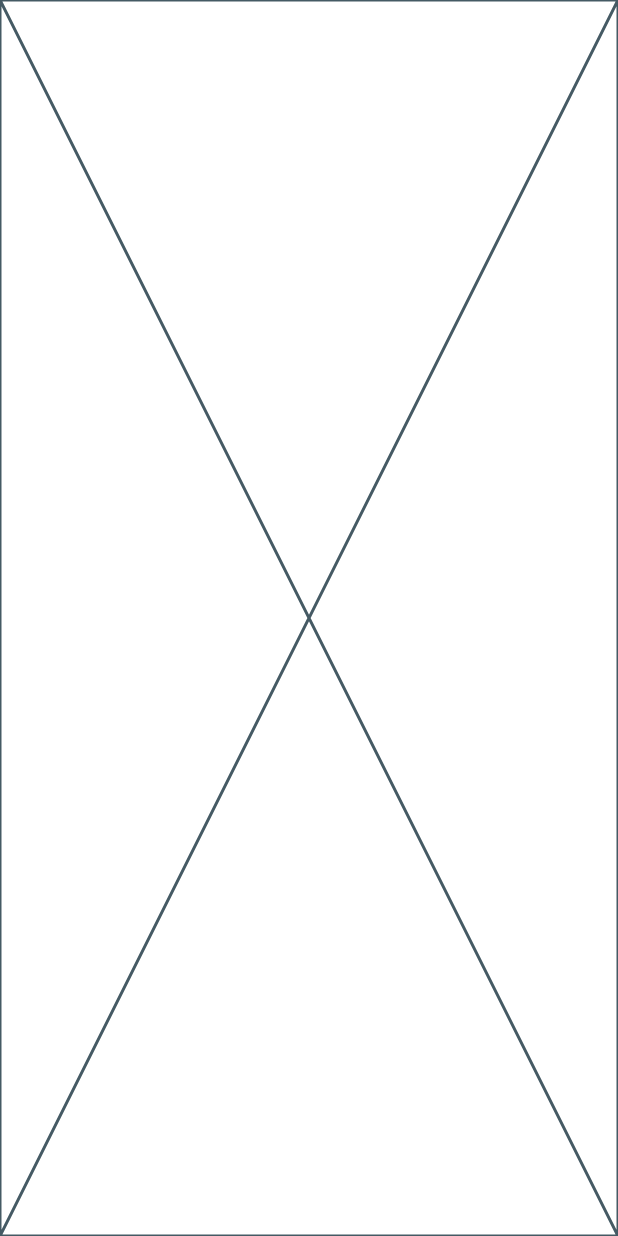
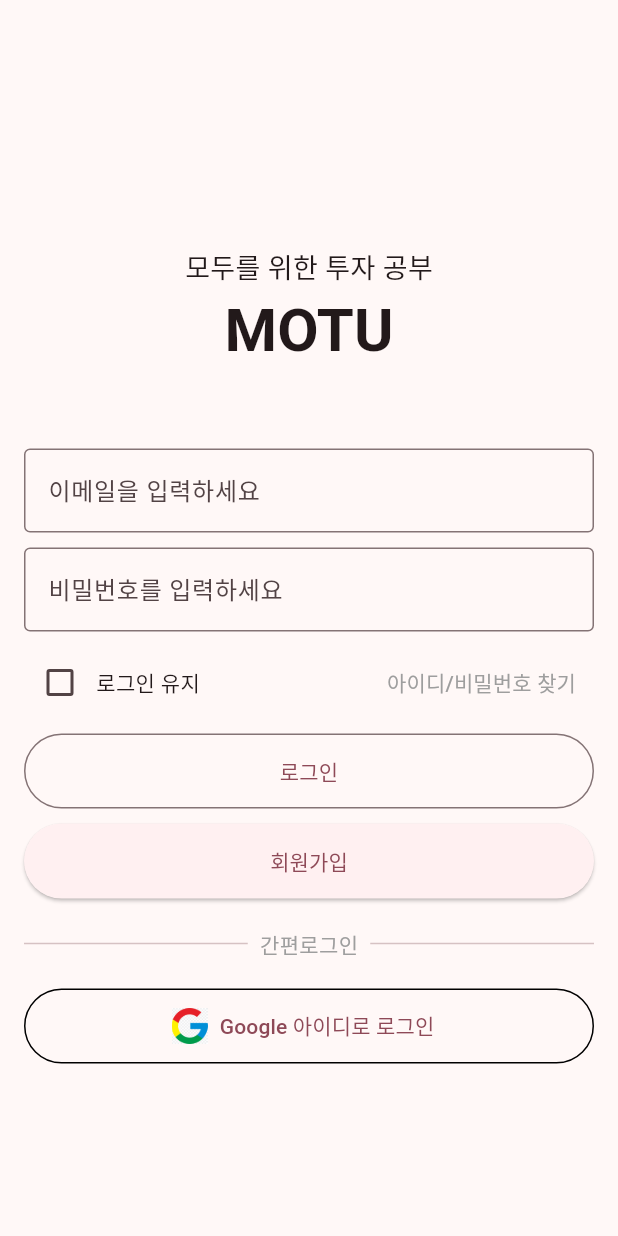
Before and after one commit to E2I-MOTU/MOTU, a Flutter app: the screen it shows after launch, on a phone screen of 412 x 824 dp. Run offline on Flutter 3.47's test engine with Material 3 defaults, Android fonts, the phone set to English and light mode, and no system bars; our stand-ins replace firebase_core; accounts and stored records are empty.

Commit message:
[Feat] #1 로그인 화면 구현(파이어베이스 연동X)

```diff
--- a/lib/main.dart
+++ b/lib/main.dart
@@ -2,6 +2,7 @@ import 'package:firebase_core/firebase_core.dart';
 import 'package:flutter/material.dart';
 import 'package:motu/firebase_options.dart';
 import 'package:motu/view/app.dart';
+import 'package:motu/view/login.dart';
 
 Future<void> main() async {
   WidgetsFlutterBinding.ensureInitialized();
@@ -21,10 +22,10 @@ class MyApp extends StatelessWidget {
     return MaterialApp(
       title: 'Flutter Demo',
       theme: ThemeData(
-        colorScheme: ColorScheme.fromSeed(seedColor: Colors.deepPurple),
+        colorScheme: ColorScheme.fromSeed(seedColor: Colors.pink),
         useMaterial3: true,
       ),
-      home: const InitialPage(),
+      home: LoginPage(),
     );
   }
 }
--- /dev/null
+++ b/lib/view/login.dart
@@ -0,0 +1,144 @@
+import 'package:flutter/material.dart';
+import 'app.dart';
+
+class LoginPage extends StatefulWidget {
+  @override
+  _LoginPageState createState() => _LoginPageState();
+}
+
+class _LoginPageState extends State<LoginPage> {
+  bool _rememberMe = false;
+
+  @override
+  Widget build(BuildContext context) {
+    return Scaffold(
+      body: Center(
+        child: SingleChildScrollView(
+          padding: EdgeInsets.all(16.0),
+          child: Column(
+            mainAxisAlignment: MainAxisAlignment.center,
+            children: <Widget>[
+              SizedBox(height: 50),
+              Text(
+                '모두를 위한 투자 공부',
+                style: TextStyle(
+                  fontSize: 18,
+                ),
+              ),
+              Text(
+                'MOTU',
+                style: TextStyle(
+                  fontSize: 40,
+                  fontWeight: FontWeight.bold,
+                ),
+              ),
+              SizedBox(height: 50),
+              TextField(
+                decoration: InputDecoration(
+                  border: OutlineInputBorder(),
+                  labelText: '이메일을 입력하세요',
+                ),
+              ),
+              SizedBox(height: 10),
+              TextField(
+                obscureText: true,
+                decoration: InputDecoration(
+                  border: OutlineInputBorder(),
+                  labelText: '비밀번호를 입력하세요',
+                ),
+              ),
+              SizedBox(height: 10),
+              Row(
+                mainAxisAlignment: MainAxisAlignment.spaceBetween,
+                children: <Widget>[
+                  Row(
+                    children: <Widget>[
+                      Checkbox(
+                        value: _rememberMe,
+                        onChanged: (bool? value) {
+                          setState(() {
+                            _rememberMe = value!;
+                          });
+                        },
+                      ),
+                      Text('로그인 유지'),
+                    ],
+                  ),
+                  TextButton(
+                    onPressed: () {},
+                    child: Text(
+                      '아이디/비밀번호 찾기',
+                      style: TextStyle(color: Colors.grey),
+                    ),
+                  ),
+                ],
+              ),
+              SizedBox(height: 10),
+              SizedBox(
+                width: double.infinity,
+                height: 50,
+                child: OutlinedButton(
+                  onPressed: () {
+                    Navigator.push(
+                      context,
+                      MaterialPageRoute(builder: (context) => HomePage()),
+                    );
+                  },
+                  child: Text('로그인'),
+                  style: OutlinedButton.styleFrom(
+                  ),
+                ),
+              ),
+              SizedBox(height: 10),
+              SizedBox(
+                width: double.infinity,
+                height: 50,
+                child: ElevatedButton(
+                  onPressed: () {},
+                  child: Text('회원가입'),
+                  style: ElevatedButton.styleFrom(
+                  ),
+                ),
+              ),
+              SizedBox(height: 20),
+              Row(
+                children: <Widget>[
+                  Expanded(
+                    child: Divider(thickness: 1),
+                  ),
+                  Padding(
+                    padding: const EdgeInsets.symmetric(horizontal: 8.0),
+                    child: Text(
+                      '간편로그인',
+                      style: TextStyle(color: Colors.grey),
+                    ),
+                  ),
+                  Expanded(
+                    child: Divider(thickness: 1),
+                  ),
+                ],
+              ),
+              SizedBox(height: 20),
+              SizedBox(
+                width: double.infinity,
+                height: 50,
+                child: OutlinedButton.icon(
+                  icon: Image.asset(
+                    'assets/images/google_icon.png',
+                    height: 24.0,
+                    width: 24.0,
+                  ),
+                  onPressed: () {},
+                  label: Text('Google 아이디로 로그인'),
+                  style: OutlinedButton.styleFrom(
+                    side: BorderSide(color: Colors.black),
+                  ),
+                ),
+              ),
+            ],
+          ),
+        ),
+      ),
+    );
+  }
+}
--- a/pubspec.yaml
+++ b/pubspec.yaml
@@ -36,6 +36,7 @@ dependencies:
   # Use with the CupertinoIcons class for iOS style icons.
   cupertino_icons: ^1.0.6
   firebase_core: ^3.1.1
+  provider: ^6.1.2
 
 dev_dependencies:
   flutter_test:
@@ -60,8 +61,8 @@ flutter:
   uses-material-design: true
 
   # To add assets to your application, add an assets section, like this:
-  # assets:
-  #   - images/a_dot_burr.jpeg
+  assets:
+    - assets/images/google_icon.png
   #   - images/a_dot_ham.jpeg
 
   # An image asset can refer to one or more resolution-specific "variants", see
```
Also changed, not shown: lib/view/app.dart (+49 -4 lines), assets/images/google_icon.png (added), pubspec.lock.
